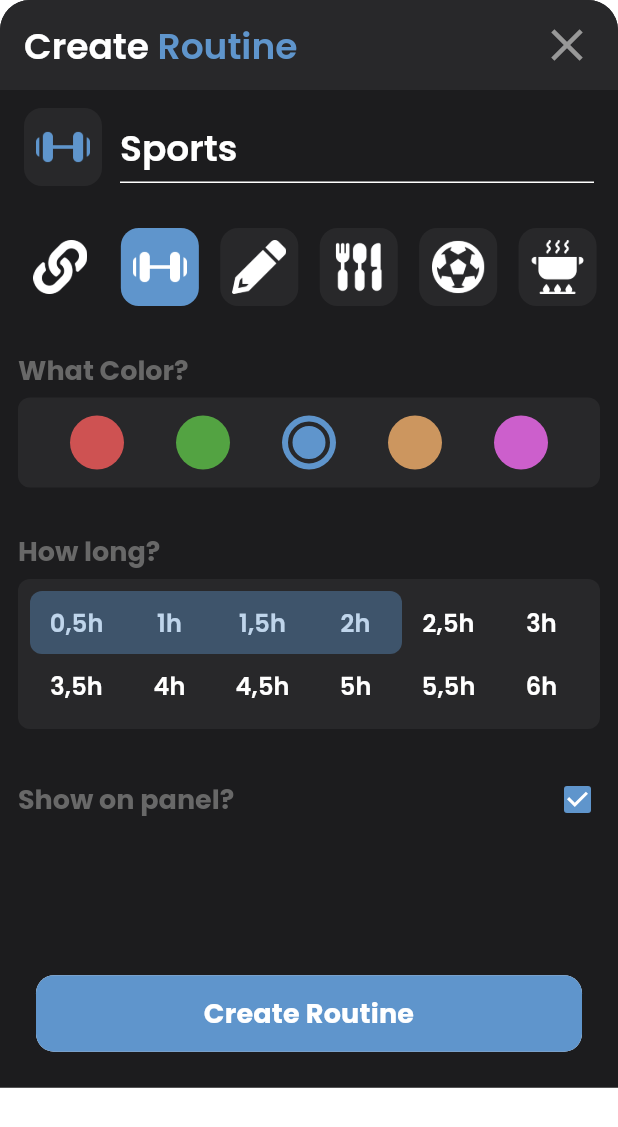
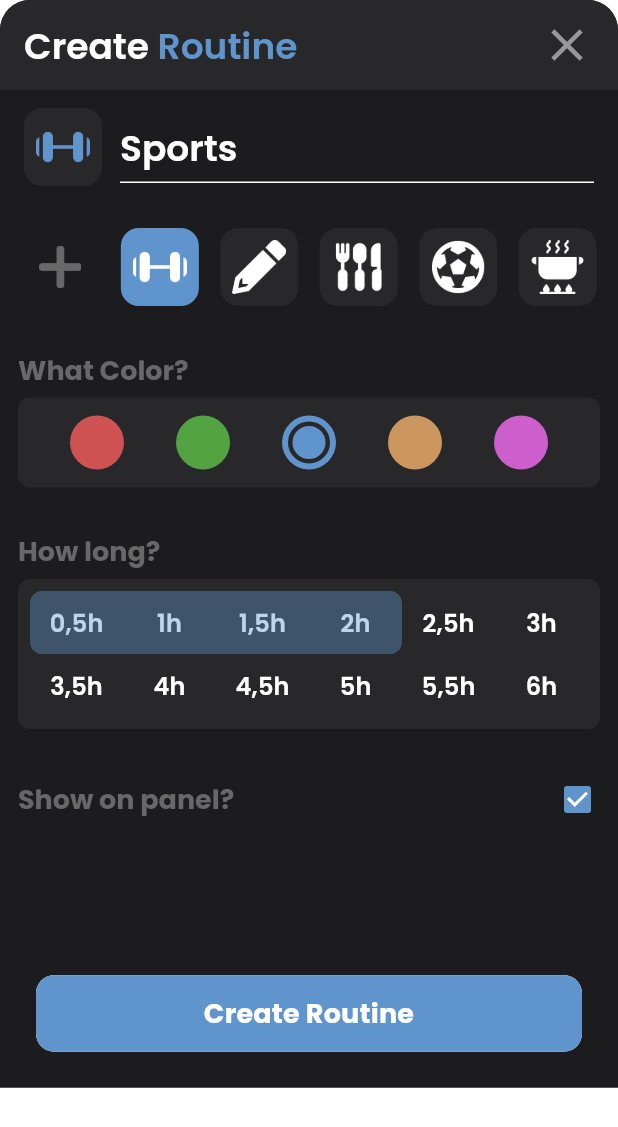
Before and after one commit to merakserhat/chain_app, a Flutter app: the CreateRoutinePanel widget shown alone on an empty page, opened directly, on a phone screen of 412 x 824 dp. Shown: the top 1127 px of the screen. Run offline on Flutter 3.47's test engine with Material 3 defaults, Android fonts, the phone set to English and light mode, and no system bars; our stand-ins replace dio, dropdown_button2, equatable, hive_flutter, pretty_dio_logger, shared_preferences and 1 more; accounts and stored records are empty.

Commit message:
feat: increase icon types

```diff
--- a/lib/screens/chain/routine/create_routine_panel.dart
+++ b/lib/screens/chain/routine/create_routine_panel.dart
@@ -195,7 +195,7 @@ class _TaskCreatePanelState extends State<CreateRoutinePanel> {
       mainAxisAlignment: MainAxisAlignment.spaceEvenly,
       children: [
         TaskIcon(
-          iconData: TaskIconData.coffee,
+          iconData: TaskIconData.others,
           othersButton: true,
           onSelected: (_) {},
           selectedColor: selectedColor,
--- a/lib/screens/home/widgets/header/chain_button.dart
+++ b/lib/screens/home/widgets/header/chain_button.dart
@@ -22,7 +22,7 @@ class ChainButton extends StatelessWidget {
             child: Row(
               children: [
                 Image.asset(
-                  "assets/images/chain.png",
+                  "assets/images/icons/chain.png",
                   width: 18,
                 ),
                 SizedBox(width: 4),
--- a/lib/screens/task/widgets/task_icon.dart
+++ b/lib/screens/task/widgets/task_icon.dart
@@ -7,6 +7,10 @@ final class TaskIconData extends Equatable {
     "assets/images/icons/dumbel.png",
     "Sports",
   );
+  static const TaskIconData others =
+      TaskIconData("assets/images/icons/more.png", "More");
+  static const TaskIconData less =
+      TaskIconData("assets/images/icons/minus.png", "Less");
   static const TaskIconData study =
       TaskIconData("assets/images/icons/pen.png", "Study");
   static const TaskIconData meal =
@@ -16,13 +20,23 @@ final class TaskIconData extends Equatable {
   static const TaskIconData kitchen =
       TaskIconData("assets/images/icons/cooking.png", "Kitchen");
   static const TaskIconData read =
-      TaskIconData("assets/images/chain.png", "Read");
+      TaskIconData("assets/images/icons/read.png", "Read");
   static const TaskIconData film =
-      TaskIconData("assets/images/chain.png", "Film");
+      TaskIconData("assets/images/icons/monitor.png", "Film");
   static const TaskIconData coffee =
-      TaskIconData("assets/images/chain.png", "Coffee");
+      TaskIconData("assets/images/icons/friend.png", "Friends");
   static const TaskIconData school =
-      TaskIconData("assets/images/chain.png", "School");
+      TaskIconData("assets/images/icons/chain.png", "School");
+  static const TaskIconData laundry =
+      TaskIconData("assets/images/icons/laundry.png", "Laundry");
+  static const TaskIconData dishes =
+      TaskIconData("assets/images/icons/dishes.png", "Dishes");
+  static const TaskIconData travel =
+      TaskIconData("assets/images/icons/travel.png", "Travel");
+  static const TaskIconData shower =
+      TaskIconData("assets/images/icons/shower.png", "Shower");
+  static const TaskIconData code =
+      TaskIconData("assets/images/icons/code.png", "Code");
 
   static List<TaskIconData> taskIcons = [
     sports,
@@ -33,7 +47,12 @@ final class TaskIconData extends Equatable {
     read,
     film,
     coffee,
-    school
+    school,
+    laundry,
+    dishes,
+    travel,
+    shower,
+    code,
   ];
 
   static List<TaskIconData> getFavTaskIcons(int size) {
@@ -85,7 +104,7 @@ class TaskIcon extends StatelessWidget {
         FocusScope.of(context).requestFocus(FocusNode());
       },
       child: AnimatedContainer(
-        duration: Duration(milliseconds: 200),
+        duration: const Duration(milliseconds: 200),
         width: size,
         height: size,
         decoration: BoxDecoration(
@@ -98,10 +117,14 @@ class TaskIcon extends StatelessWidget {
         ),
         child: Center(
           child: Padding(
-            padding: const EdgeInsets.all(8),
+            padding: EdgeInsets.all(othersButton ? 12 : 8),
             child: Image.asset(
               iconData.src,
-              color: panel ? selectedColor : Colors.white,
+              color: othersButton
+                  ? AppColors.dark400
+                  : panel
+                      ? selectedColor
+                      : Colors.white,
             ),
           ),
         ),
```
Also changed, not shown: lib/screens/task/task_create_panel.dart (+11 -1 lines), lib/screens/task/widgets/task_icon_picker.dart (added, +57 -0 lines), lib/widgets/custom_wrap.dart (added, +52 -0 lines), assets/images/icons/chain.png (renamed from assets/images/chain.png), assets/images/icons/code.png (added), assets/images/icons/dishes.png (added), assets/images/icons/friend.png (added), assets/images/icons/laundry.png (added), assets/images/icons/minus.png (added), assets/images/icons/more.png (added), assets/images/icons/music.png (added), assets/images/icons/read.png (added), assets/images/icons/shower.png (added), assets/images/icons/travel.png (added).
